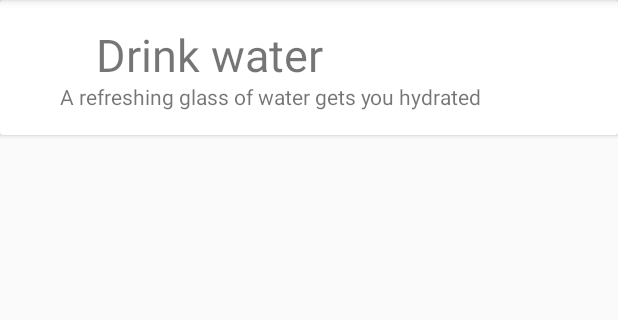
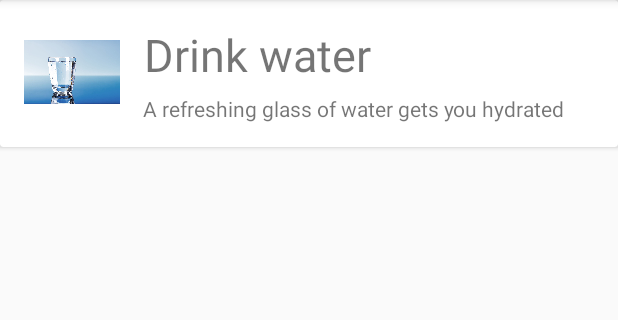
Before and after one commit to ziemowit141/HabitApp, an Android app: the screen it shows after launch (MainActivity), on a phone screen of 412 x 824 dp, the part 84-404 px from its top. Run offline under Robolectric (Android 15) with nearby library versions, the phone set to English and light mode, and no system bars.

```diff
--- a/app/build.gradle
+++ b/app/build.gradle
@@ -24,6 +24,7 @@ android {
 
 dependencies {
     implementation 'com.android.support:cardview-v7:28.0.0'
+    implementation 'com.android.support:recyclerview-v7:28.0.0'
     implementation fileTree(dir: 'libs', include: ['*.jar'])
     implementation"org.jetbrains.kotlin:kotlin-stdlib-jdk7:$kotlin_version"
     implementation 'com.android.support:appcompat-v7:28.0.0'
--- a/app/src/main/java/com/example/habits/MainActivity.kt
+++ b/app/src/main/java/com/example/habits/MainActivity.kt
@@ -2,11 +2,15 @@ package com.example.habits
 
 import android.support.v7.app.AppCompatActivity
 import android.os.Bundle
+import kotlinx.android.synthetic.main.activity_main.*
 
 class MainActivity : AppCompatActivity() {
-
     override fun onCreate(savedInstanceState: Bundle?) {
         super.onCreate(savedInstanceState)
         setContentView(R.layout.activity_main)
+
+        iv_icon.setImageResource(R.drawable.water)
+        tv_title.text = getString(R.string.drink_water)
+        tv_description.text = getString(R.string.drink_water_description)
     }
 }
--- a/app/src/main/res/layout/activity_main.xml
+++ b/app/src/main/res/layout/activity_main.xml
@@ -20,26 +20,24 @@
                     android:layout_alignParentLeft="true"
                     android:layout_alignParentTop="true"
                     android:layout_marginRight="16dp"
-                    android:layout_width="32dp"
-                    android:layout_height="32dp"
+                    android:layout_width="64dp"
+                    android:layout_height="64dp"
                     android:contentDescription="TODO"/>
 
             <TextView
                     android:id="@+id/tv_title"
                     android:layout_toRightOf="@+id/iv_icon"
                     android:layout_alignParentTop="true"
-                    android:text="Drink water"
                     android:textSize="30sp"
                     android:layout_width="wrap_content"
                     android:layout_height="wrap_content"/>
             <TextView
                     android:id="@+id/tv_description"
-                    android:text="A refreshing glass of water gets you hydrated"
                     android:layout_toRightOf="@+id/tv_title"
                     android:layout_below="@+id/tv_title"
                     android:layout_width="wrap_content"
-                    android:layout_height="wrap_content" android:layout_marginLeft="-175dp"
-                    android:layout_marginTop="-2dp"/>
+                    android:layout_height="wrap_content" android:layout_marginLeft="-152dp"
+                    android:layout_marginTop="6dp"/>
         </RelativeLayout>
     </android.support.v7.widget.CardView>
 
--- a/app/src/main/res/values/strings.xml
+++ b/app/src/main/res/values/strings.xml
@@ -1,3 +1,5 @@
 <resources>
     <string name="app_name">Habits</string>
+    <string name="drink_water">Drink water</string>
+    <string name="drink_water_description">A refreshing glass of water gets you hydrated</string>
 </resources>
```
Also changed, not shown: app/src/main/res/layout/single_card.xml (added, +36 -0 lines), app/src/main/res/drawable/water.jpg (added).
